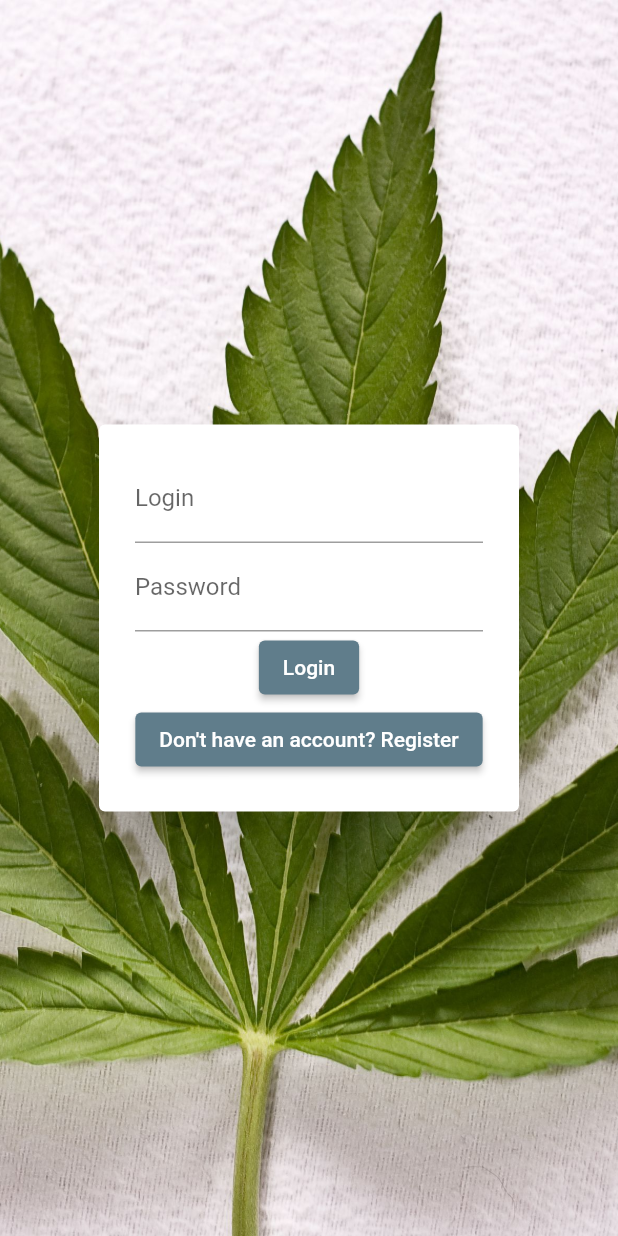
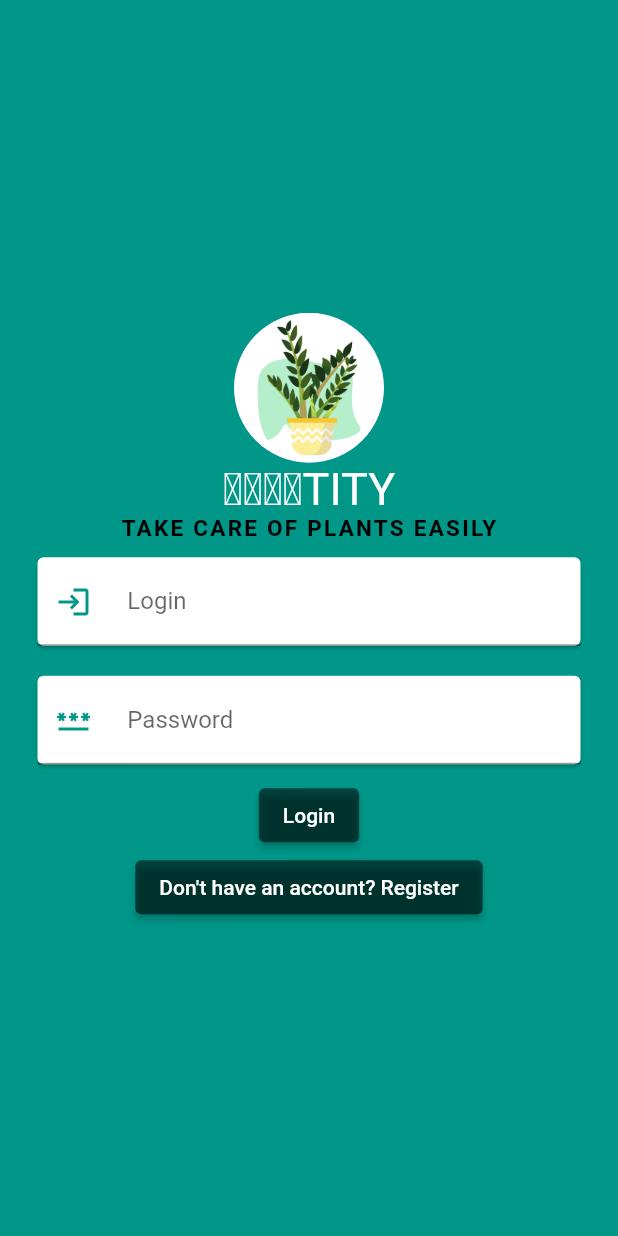
Before and after one commit to serwus701/Plantity, a Flutter app: the screen it shows after launch, on a phone screen of 412 x 824 dp. Run offline on Flutter 3.47's test engine with Material 2 defaults, Android fonts, the phone set to English and light mode, and no system bars; Roboto replaces fonts that are missing (SourceSans3).

Commit message:
login page add

```diff
--- a/Front/lib/screens/login_screen.dart
+++ b/Front/lib/screens/login_screen.dart
@@ -17,19 +17,38 @@
 
   @override
   Widget build(BuildContext context) {
-    return Container(
-      decoration: BoxDecoration(
-          image: DecorationImage(
-        image: AssetImage('assets/roslinka.jpg'),
-        fit: BoxFit.cover,
+    return MaterialApp(
+      home: Scaffold(
+        backgroundColor: Colors.teal,
+        body: Form(
+          key: _formKey,
+          child: SafeArea(
+            child: Column(
+              //mainAxisSize: MainAxisSize.min,
+              mainAxisAlignment: MainAxisAlignment.center,
+              children: <Widget>[
+                CircleAvatar(
+                  radius: 50.0,
+                  backgroundImage: AssetImage('assets/start_plant.jpg'),
+                ),
+                Text(
+                  'ᑭᒪᗩᑎTITY',
+                  style: TextStyle(
+                    fontSize: 30.0,
+                    color: Colors.white,
+                  ),
+                ),
+                Text('TAKE CARE OF PLANTS EASILY',
+                    style: TextStyle(
+                      fontFamily: 'SourceSans3',
+                      color: Colors.black,
+                      fontSize: 15.0,
+                      letterSpacing: 1.5,
+                      fontWeight: FontWeight.bold,
                     )),
-      child: AlertDialog(
-        content: Form(
-          key: _formKey,
-          child: Column(
-            mainAxisSize: MainAxisSize.min,
-            children: <Widget>[
-              TextFormField(
+                Card(
+                  margin: EdgeInsets.symmetric(vertical: 10.0, horizontal: 25.0),
+                  child: TextFormField(
                     validator: (input) {
                       if (input!.isEmpty) {
                         return 'Please enter login';
@@ -37,9 +56,23 @@
                       return null;
                     },
                     onSaved: (input) => _login = input!,
-                decoration: InputDecoration(labelText: 'Login'),
+                    decoration: InputDecoration(
+                        labelText: '   Login',
+                        prefixIcon: Padding(
+                          padding: EdgeInsets.all(0.0),
+                          child: Icon(
+                            Icons.login,
+                            color: Colors.teal
+                          )
+                        )),
                 ),
-              TextFormField(
+                ),
+                Card(
+                  margin: EdgeInsets.symmetric(vertical: 10.0, horizontal: 25.0),
+                  child: TextFormField(
+                    style: TextStyle(
+                      decorationColor: Colors.teal,
+                    ),
                     validator: (input) {
                       if (input!.isEmpty) {
                         return 'Please enter a password';
@@ -47,10 +80,22 @@
                       return null;
                     },
                     onSaved: (input) => _password = input!,
-                decoration: InputDecoration(labelText: 'Password'),
+                    decoration: InputDecoration(
+                        labelText: '   Password',
+                        prefixIcon: Padding(
+                        padding: EdgeInsets.all(0.0),
+                      child: Icon(
+                          Icons.password,
+                          color: Colors.teal
+                      )
+                  )),
                     obscureText: true,
                   ),
+                ),
                 ElevatedButton(
+                  style: ButtonStyle(
+                    backgroundColor: MaterialStatePropertyAll<Color>(Colors.black54),
+                  ),
                   onPressed: () {
                     if (_formKey.currentState!.validate()) {
                       _formKey.currentState!.save();
@@ -60,12 +105,16 @@
                   child: Text('Login'),
                 ),
                 ElevatedButton(
+                  style: ButtonStyle(
+                    backgroundColor: MaterialStatePropertyAll<Color>(Colors.black54),
+                  ),
                   onPressed: () {
                     _navigateToRegistration();
                   },
                   child: Text('Don\'t have an account? Register'),
                 ),
               ],
+            ),
           ),
         ),
       ),
@@ -101,8 +150,8 @@
   }
 
   void _submit(String login, String password) async {
-    _navigateToUser();
-    return;
+    //_navigateToUser();
+    //return;
     var url = 'http://10.0.2.2:5000//login';
     var response = await http.post(
       Uri.parse(url),
```
Also changed, not shown: Front/assets/start_plant.jpg (added). Lines whose indentation alone changed are shown as unchanged.
